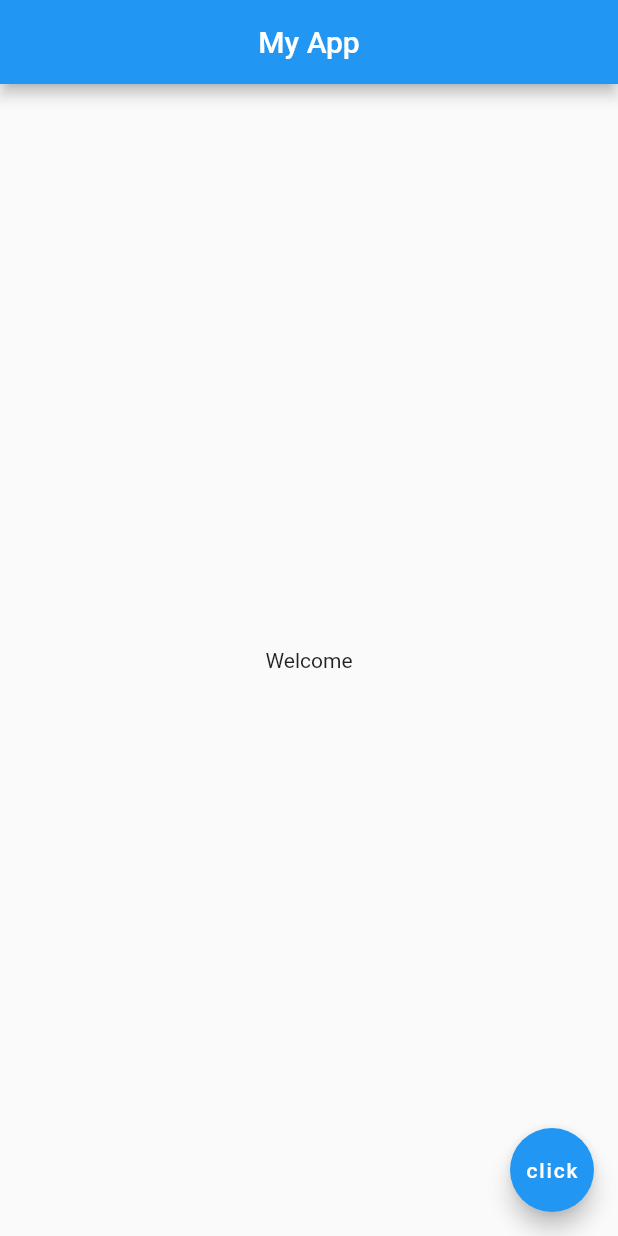
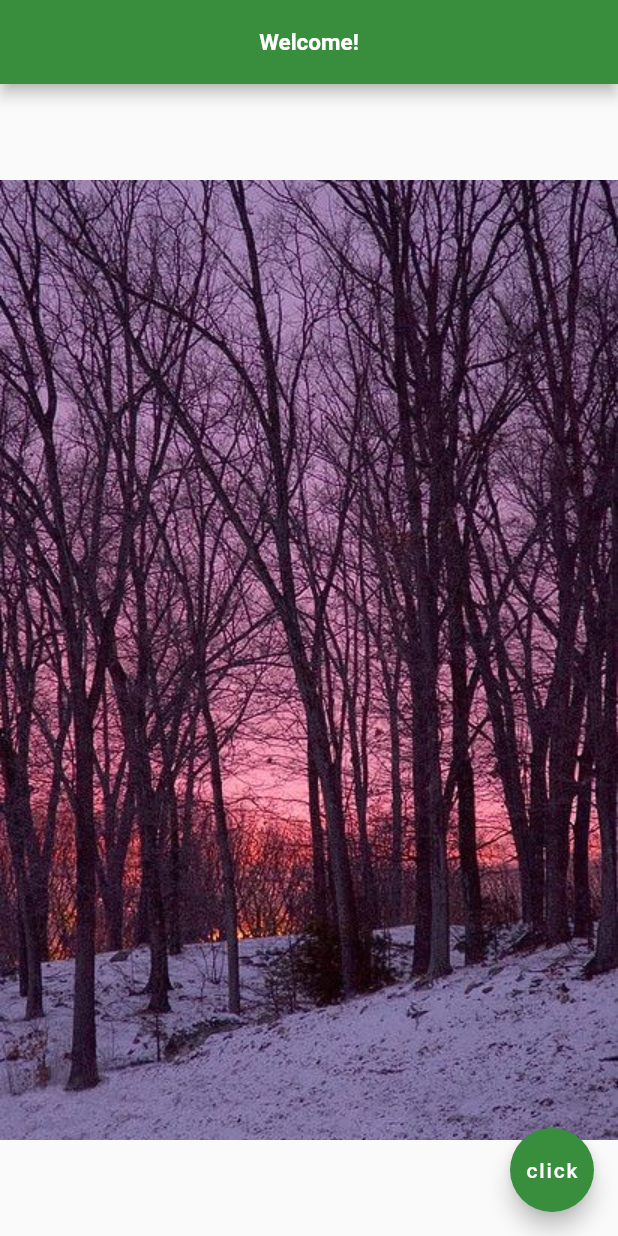
Before and after one commit to hamza-saleem/flutter-learning, a Flutter app: the screen it shows after launch, on a phone screen of 412 x 824 dp. Run offline on Flutter 3.47's test engine with Material 2 defaults, Android fonts, the phone set to English and light mode, and no system bars; Roboto replaces fonts that are missing (PTSerif-Regular).

Commit message:
Learn to add and manage assets etc.

```diff
--- a/my_app/lib/main.dart
+++ b/my_app/lib/main.dart
@@ -1,16 +1,34 @@
 import 'package:flutter/material.dart';
 
 void main() => runApp(MaterialApp(
-      home: Scaffold(
+      home: Home(),
+    ));
+
+class Home extends StatelessWidget {
+  @override
+  Widget build(BuildContext context) {
+    return Scaffold(
       appBar: AppBar(
-          title: Text("My App"),
+        title: Text(
+          'Welcome!',
+          style: TextStyle(
+            fontSize: 15.0,
+            fontWeight: FontWeight.bold,
+            fontFamily: 'PTSerif-Regular',
+          ),
+        ),
         centerTitle: true,
+        backgroundColor: Colors.green[700],
       ),
       body: Center(
-          child: Text("Welcome"),
+        // child: Text("Welcome!"),
+        child: Image(image: AssetImage('assets/pic1.jpg')),
       ),
       floatingActionButton: FloatingActionButton(
+        onPressed: () {},
         child: Text('click'),
+        backgroundColor: Colors.green[700],
       ),
-      ),
-    ));
+    );
+  }
+}
```
Also changed, not shown: my_app/pubspec.yaml (+7 -14 lines), my_app/assets/pic1.jpg (added), my_app/fonts/PTSerif-Bold.ttf (added), my_app/fonts/PTSerif-BoldItalic.ttf (added), my_app/fonts/PTSerif-Italic.ttf (added), my_app/fonts/PTSerif-Regular.ttf (added). Lines whose indentation alone changed are shown as unchanged.
